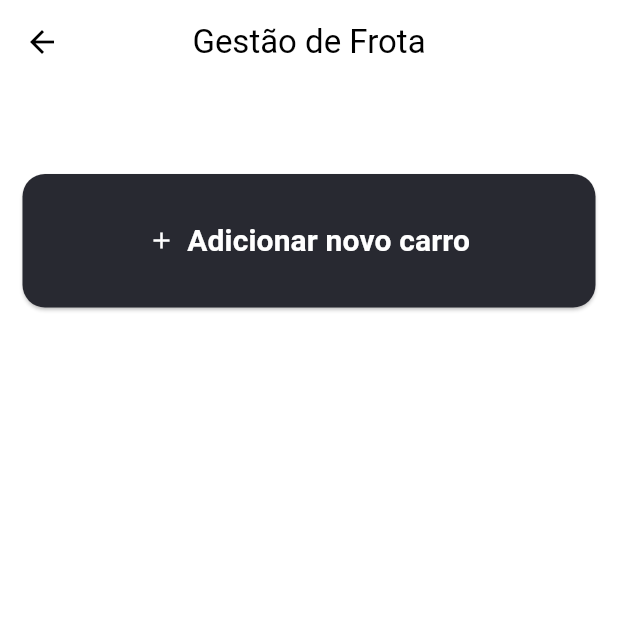
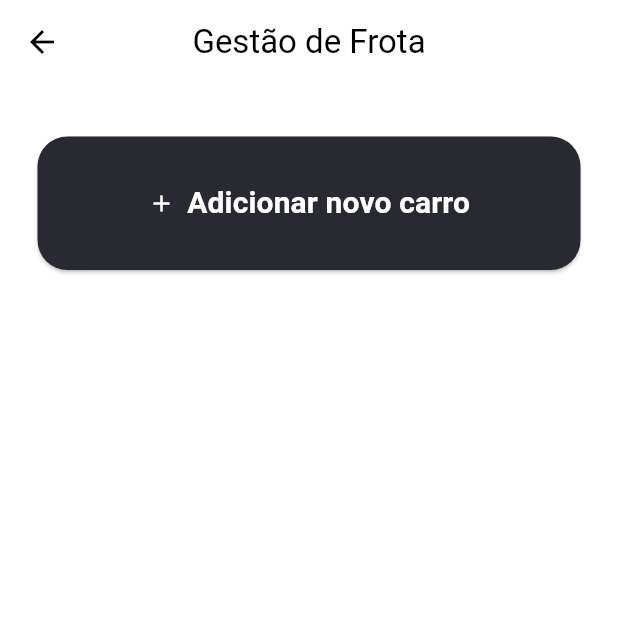
Before and after one commit to RaissaNavarro/FormativaMobile, a Flutter app: the screen it shows after launch, after a tap on "Vamos começar", on a phone screen of 412 x 824 dp, the top half of it. Run offline on Flutter 3.47's test engine with Material 3 defaults, Android fonts, the phone set to English and light mode, and no system bars; our stand-ins replace cloud_firestore, firebase_core; accounts and stored records are empty; Roboto replaces fonts that are missing (Arial).

Commit message:
tudo dando certo, menos o atualizar

```diff
--- a/aplicativo/lib/cadastro.dart
+++ b/aplicativo/lib/cadastro.dart
@@ -12,6 +12,7 @@ class _CadastroPageState extends State<CadastroPage> {
   final carrosRef = FirebaseFirestore.instance.collection('carros');
 
   void _showCarDialog({String? docId, Map<String, dynamic>? data}) {
+    final proprietarioController = TextEditingController(text: data?['proprietario']);
     final nomeController = TextEditingController(text: data?['nome']);
     final distanciaController = TextEditingController(text: data?['distancia']);
     final combustivelController = TextEditingController(text: data?['combustivel']);
@@ -31,6 +32,7 @@ class _CadastroPageState extends State<CadastroPage> {
                   decoration: const InputDecoration(labelText: 'URL da imagem'),
                 ),
                 const SizedBox(height: 10),
+                TextField(controller: proprietarioController, decoration: const InputDecoration(labelText: 'Proprietário')),
                 TextField(controller: nomeController, decoration: const InputDecoration(labelText: 'Nome')),
                 TextField(controller: distanciaController, decoration: const InputDecoration(labelText: 'Distância')),
                 TextField(controller: combustivelController, decoration: const InputDecoration(labelText: 'Combustível')),
@@ -39,10 +41,11 @@ class _CadastroPageState extends State<CadastroPage> {
             ),
           ),
           actions: [
-            TextButton(onPressed: () => Navigator.pop(context), child: const Text('Cancelar')),
+            TextButton(onPressed: () => Navigator.pop(context), child: const Text('Cancelar'),),
             ElevatedButton(
               onPressed: () async {
                 final carroData = {
+                  'proprietario' : proprietarioController,
                   'nome': nomeController.text,
                   'distancia': distanciaController.text,
                   'combustivel': combustivelController.text,
@@ -81,18 +84,19 @@ class _CadastroPageState extends State<CadastroPage> {
         children: [
           Center(
             child: data['imgUrl'] != null && data['imgUrl'].toString().isNotEmpty
-                ? Image.network(data['imgUrl'], width: 150, height: 100, errorBuilder: (ctx, err, _) {
+                ? Image.network(data['imgUrl'], width: 200, height: 200, errorBuilder: (ctx, err, _) {
                     return const Icon(Icons.broken_image, size: 100);
                   })
-                : Image.asset('assets/images/carFrota.png', width: 150, height: 100),
+                : Image.asset('assets/images/carFrota.png', width: 100, height: 100),
           ),
-          const SizedBox(height: 20),
+          const SizedBox(height: 10),
           Text(data['nome'] ?? 'Sem nome', style: const TextStyle(fontSize: 20, fontWeight: FontWeight.bold)),
-          const SizedBox(height: 10),
+          const SizedBox(height: 5),
+          Text('Proprietário: ${data['proprietario'] ?? ""}'),
           Text('Distância: ${data['distancia'] ?? ""}'),
           Text('Combustível: ${data['combustivel'] ?? ""}'),
-          Text(data['preco'] ?? '', style: const TextStyle(fontWeight: FontWeight.w600)),
-          const SizedBox(height: 10),
+          Text('R\$: ${data['preco'] ?? ""}', style: const TextStyle(fontWeight: FontWeight.w600) ,),
+          const SizedBox(height: 5),
           Row(
             mainAxisAlignment: MainAxisAlignment.end,
             children: [
@@ -101,7 +105,7 @@ class _CadastroPageState extends State<CadastroPage> {
                 onPressed: () => _showCarDialog(docId: doc.id, data: data),
               ),
               IconButton(
-                icon: const Icon(Icons.delete, color: Colors.red),
+                icon: const Icon(Icons.delete, color: Colors.red, ),
                 onPressed: () => carrosRef.doc(doc.id).delete(),
               ),
             ],
@@ -122,10 +126,10 @@ class _CadastroPageState extends State<CadastroPage> {
         centerTitle: true,
       ),
       body: SingleChildScrollView(
-        padding: const EdgeInsets.all(15),
+        padding: const EdgeInsets.all(25),
         child: Column(
           children: [
-            const SizedBox(height: 20),
+            const SizedBox(height: 5),
             StreamBuilder<QuerySnapshot>(
               stream: carrosRef.where('editavel', isEqualTo: true).snapshots(),
               builder: (context, snapshot) {
@@ -135,16 +139,16 @@ class _CadastroPageState extends State<CadastroPage> {
                 );
               },
             ),
-            const SizedBox(height: 25),
+            const SizedBox(height: 5),
             SizedBox(
               width: double.infinity,
               child: ElevatedButton.icon(
-                onPressed: () => _showCarDialog(), // agora chama o formulário!
+                onPressed: () => _showCarDialog(),
                 style: ElevatedButton.styleFrom(
                   backgroundColor: const Color(0xFF282931),
                   foregroundColor: Colors.white,
                   padding: const EdgeInsets.symmetric(vertical: 30),
-                  shape: RoundedRectangleBorder(borderRadius: BorderRadius.circular(15)),
+                  shape: RoundedRectangleBorder(borderRadius: BorderRadius.circular(20)),
                 ),
                 icon: const Icon(Icons.add),
                 label: const Text('Adicionar novo carro',
--- a/aplicativo/lib/main.dart
+++ b/aplicativo/lib/main.dart
@@ -49,7 +49,7 @@ class MainScreen extends StatelessWidget {
           ),
           const SizedBox(height: 5),
           Padding(
-            padding: const EdgeInsets.symmetric(horizontal: 20.1),
+            padding: const EdgeInsets.symmetric(horizontal: 50),
             child: Column(
               mainAxisSize: MainAxisSize.min,
               children: const [
@@ -57,40 +57,31 @@ class MainScreen extends StatelessWidget {
                   TextSpan(
                     children: [
                       TextSpan(
-                        text: 'Cadastre ',
+                        text: 'Fleets Cars ',
                         style: TextStyle(
                           color: Colors.grey,
                           fontSize: 35,
                           fontWeight: FontWeight.w600,
-                          fontFamily: 'Barlow',
                         ),
                       ),
                       TextSpan(
-                        text: 'seu carro \nE faça parte da ',
+                        text: '\nAdicione seu carro e faça parte do maior time de Gestão de Frota do Brasil.',
                         style: TextStyle(
                           color: Colors.white,
-                          fontSize: 32,
+                          fontSize: 15,
                           fontWeight: FontWeight.w600,
-                        ),
-                      ),
-                      TextSpan(
-                        text: 'frota',
-                        style: TextStyle(
-                          color: Colors.grey,
-                          fontSize: 28,
-                          fontWeight: FontWeight.w600,
-                        ),
-                      ),
-                    ],
+                        )
+                      )
+                    ]
                   ),
-                  textAlign: TextAlign.center,
+                  textAlign: TextAlign.start,
                 ),
-                SizedBox(height: 22),
+                SizedBox(height: 30),
               ],
             ),
           ),
           Padding(
-            padding: const EdgeInsets.symmetric(horizontal: 20.0),
+            padding: const EdgeInsets.symmetric(horizontal: 30  ),
             child: SizedBox(
               width: double.infinity,
               child: ElevatedButton(
```
Also changed, not shown: 1 other file.
